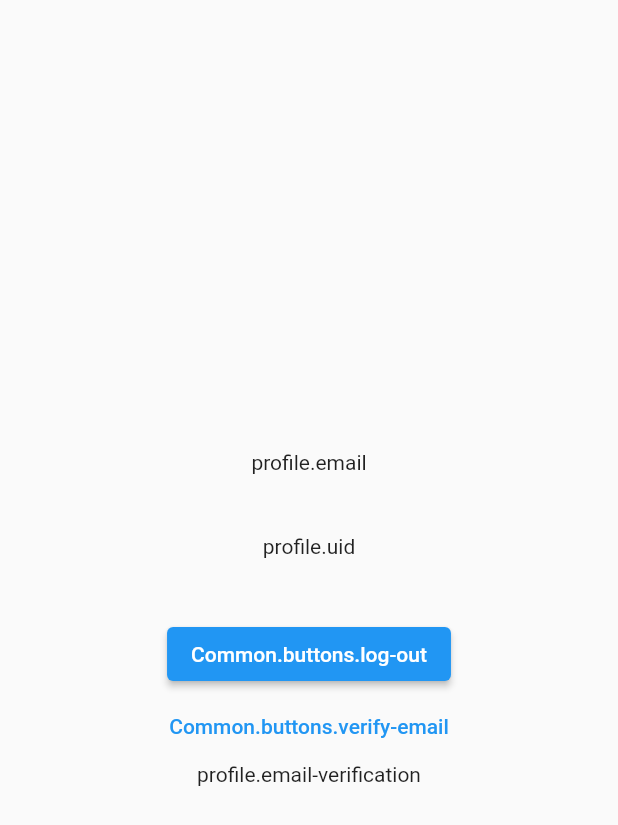
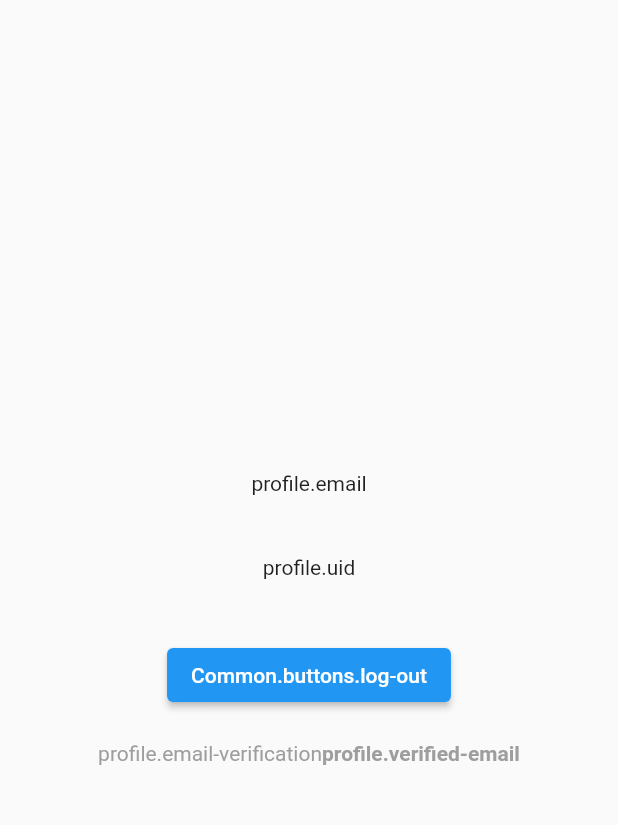
Before and after one commit to egemenongel/firebase_app, a Flutter app: the screen it shows once a user with an empty profile is signed in, on a phone screen of 412 x 824 dp. Shown: the top 825 px of the screen. Run offline on Flutter 3.47's test engine with Material 2 defaults, Android fonts, the phone set to English and light mode, and no system bars; our stand-ins replace firebase_auth, firebase_core, flutter_dotenv, flutter_i18n, fluttertoast; accounts and stored records are empty.

Commit message:
Update verify email

```diff
--- a/lib/features/views/home/profile/translation/en/profile.json
+++ b/lib/features/views/home/profile/translation/en/profile.json
@@ -2,6 +2,8 @@
     "profile":{
         "email":"Email: {email}",
         "uid":"UID: {uid}",
-        "email-verification":"Your email is {isVerified}."
+        "email-verification":"Your email is ",
+        "verified-email":"verified.",
+        "not-verified-email":"not verified."
     }
 }
--- a/lib/features/views/home/profile/translation/tr/profile.json
+++ b/lib/features/views/home/profile/translation/tr/profile.json
@@ -2,6 +2,8 @@
     "profile":{
         "email":"Eposta: {email}",
         "uid":"UID: {uid}",
-        "email-verification":"Epostan {isVerified}."
+        "email-verification":"Epostan ",
+        "verified-email":"onaylandi.",
+        "not-verified-email":"onaylanmadi."
     }
 }
--- a/lib/features/views/home/profile/view/profile_view.dart
+++ b/lib/features/views/home/profile/view/profile_view.dart
@@ -4,6 +4,7 @@ import 'package:firebase_app/core/enums/string_case_enum.dart';
 import 'package:firebase_app/features/services/auth_service.dart';
 import 'package:firebase_app/features/views/home/profile/viewmodel/profile_viewmodel.dart';
 import 'package:flutter/material.dart';
+import 'package:flutter_i18n/flutter_i18n.dart';
 
 class ProfileView extends StatefulWidget {
   const ProfileView({Key? key}) : super(key: key);
@@ -41,6 +42,7 @@ class _ProfileViewState extends State<ProfileView> {
                 _buildUid(viewmodel),
                 const SizedBox(height: 40),
                 _buildLogOutButton(viewmodel),
+                const SizedBox(height: 20),
                 _buildVerifyEmailButton(viewmodel),
                 _buildEmailVerificationText()
               ],
@@ -71,23 +73,33 @@ class _ProfileViewState extends State<ProfileView> {
     );
   }
 
-  TextButton _buildVerifyEmailButton(ProfileViewmodel viewmodel) {
-    return TextButton(
-        child: const TranslatedText(
-          'common.buttons.verify-email',
-          textCase: StringCase.title,
-        ),
-        onPressed: () async => await viewmodel.sendVerificationEmail());
+  Widget _buildVerifyEmailButton(ProfileViewmodel viewmodel) {
+    return AuthService().currentUser!.emailVerified
+        ? const SizedBox()
+        : TextButton(
+            child: const TranslatedText(
+              'common.buttons.verify-email',
+              textCase: StringCase.title,
+            ),
+            onPressed: () async => await viewmodel.sendVerificationEmail());
   }
 
-  TranslatedText _buildEmailVerificationText() {
-    return TranslatedText(
-      'profile.email-verification',
-      params: {
-        "isVerified": AuthService().currentUser!.emailVerified
-            ? 'onaylandi'
-            : 'onaylanmadi'
-      },
-    );
+  RichText _buildEmailVerificationText() {
+    return RichText(
+        text: TextSpan(children: [
+      TextSpan(
+        text: FlutterI18n.translate(context, 'profile.email-verification'),
+        style: const TextStyle(color: Colors.grey),
+      ),
+      TextSpan(
+        text: AuthService().currentUser!.emailVerified
+            ? FlutterI18n.translate(context, 'profile.verified-email')
+            : FlutterI18n.translate(context, 'profile.not-verified-email'),
+        style: const TextStyle(
+          color: Colors.grey,
+          fontWeight: FontWeight.bold,
+        ),
+      ),
+    ]));
   }
 }
```
